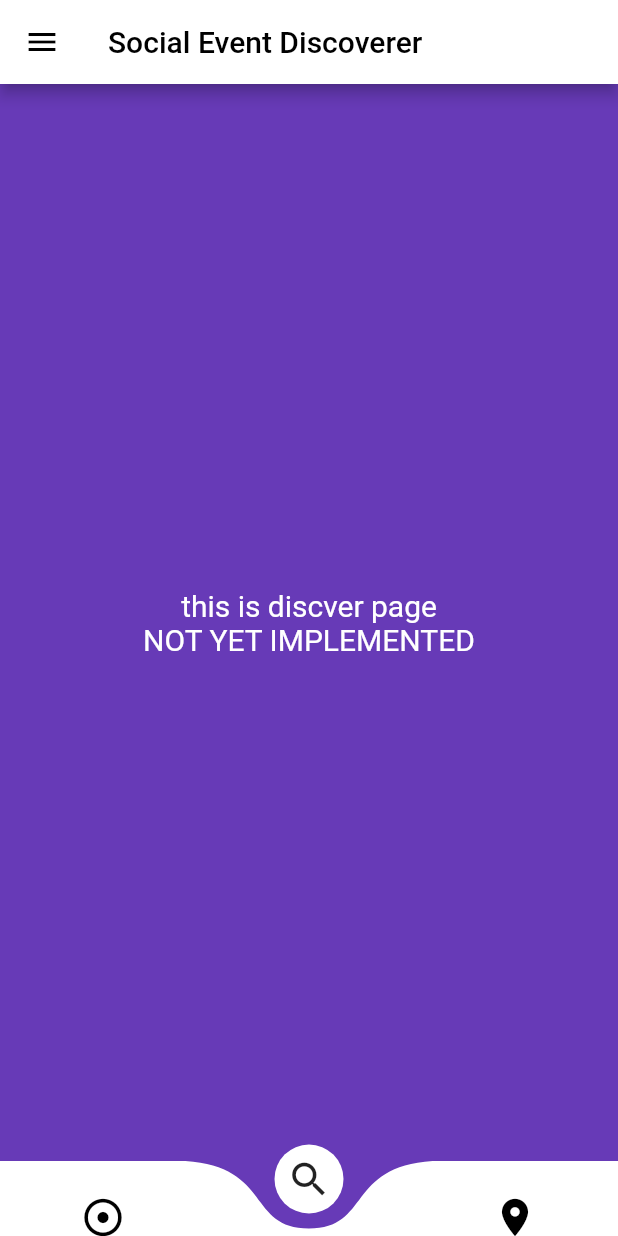
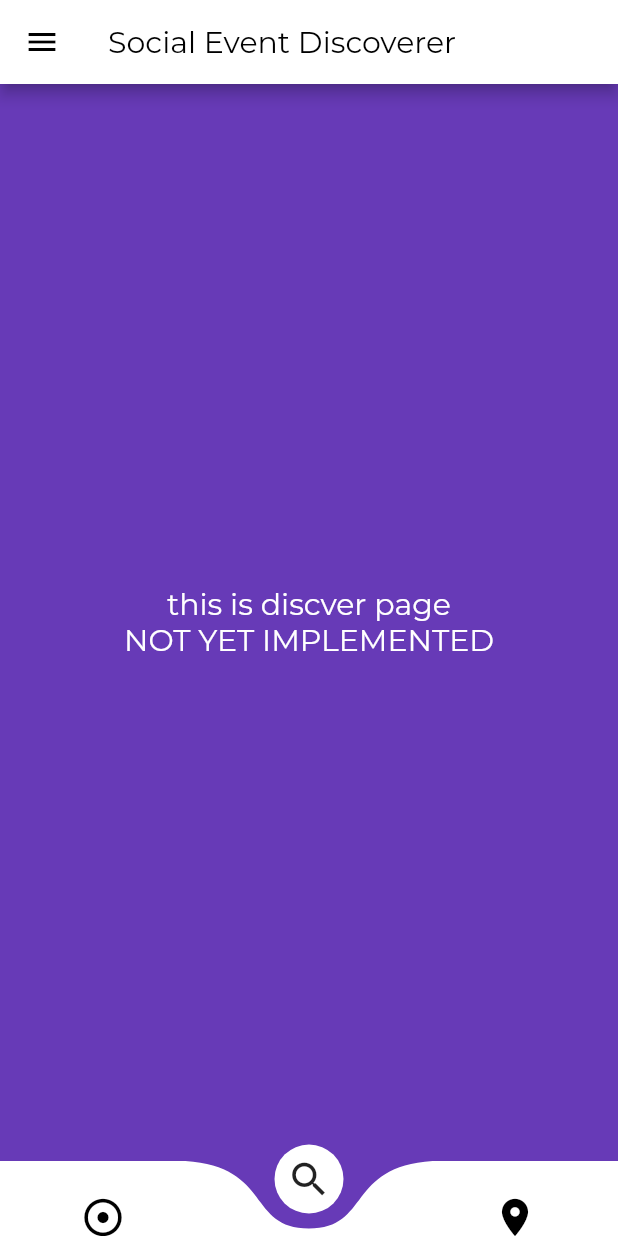
Before and after one commit to FaisalAlqarni/EVENTPULSE, a Flutter app: the screen it shows after launch, on a phone screen of 412 x 824 dp. Run offline on Flutter 3.47's test engine with Material 2 defaults, Android fonts, the phone set to English and light mode, and no system bars; drawn by our look-alikes of curved_navigation_bar; our stand-ins replace font_awesome_flutter.

Commit message:
Add files via upload

```diff
--- a/lib/main.dart
+++ b/lib/main.dart
@@ -7,9 +7,14 @@ void main() => runApp(MyApp());
 class MyApp extends StatelessWidget{
   @override
   Widget build(BuildContext context) {
-    // TODO: implement build
     return MaterialApp(
       title: 'Social Event Discoverer',
+      debugShowCheckedModeBanner: false,
+      theme: ThemeData(
+          hintColor: Colors.deepPurple,
+          primaryColor: Colors.deepPurple,
+          fontFamily: "Montserrat",
+          canvasColor: Colors.transparent),
       initialRoute: '/',
       routes: {
         '/': (context) => MyHomePage()
```
